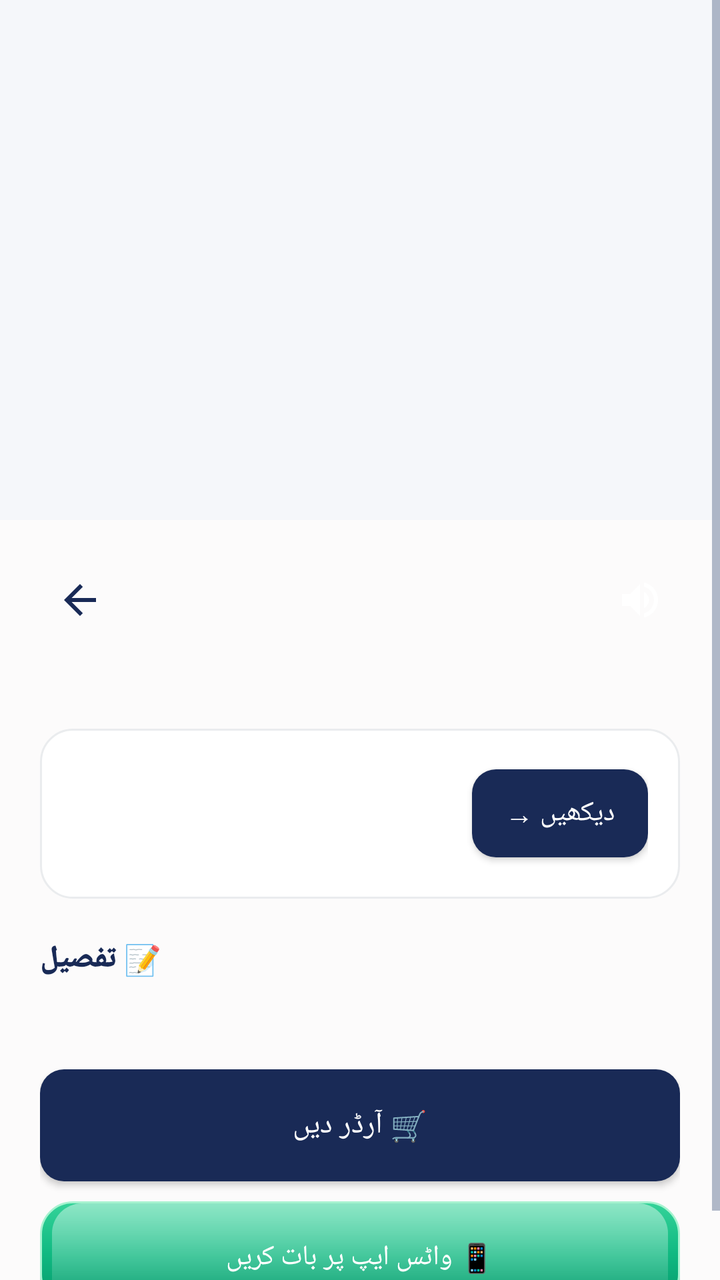
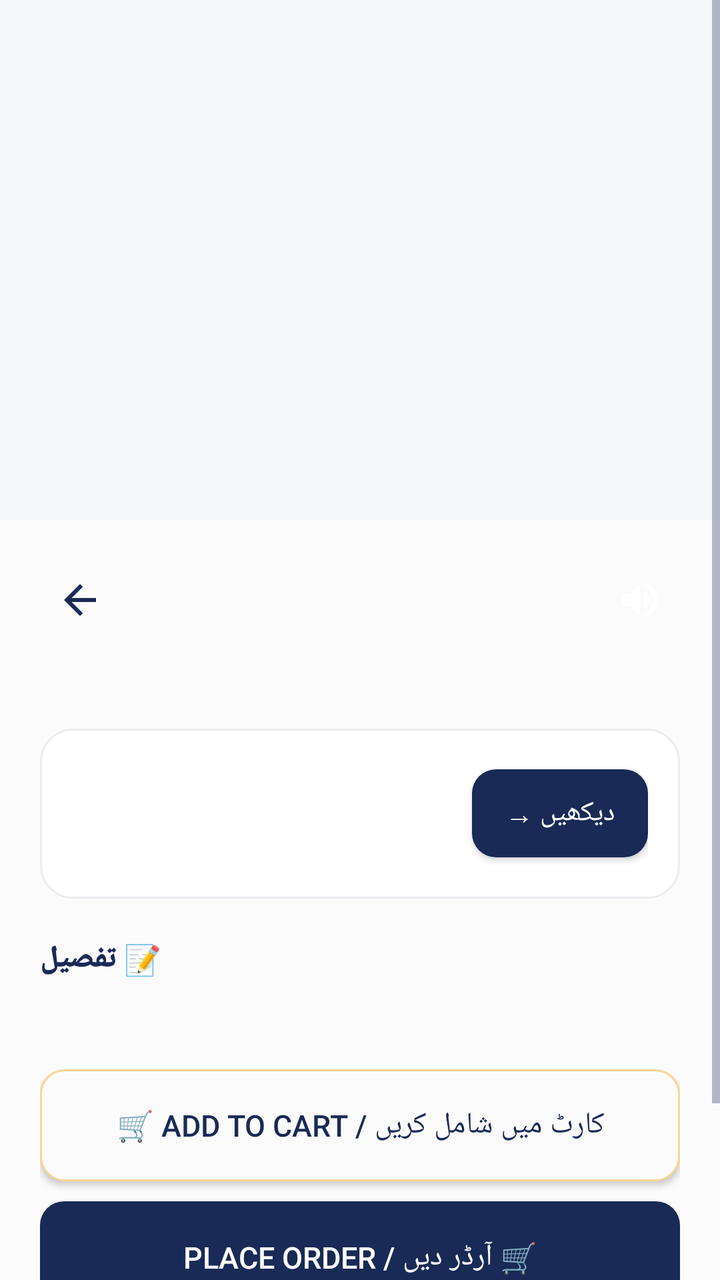

The first picture is an Android layout as it rendered before a commit; the second is the same layout after the commit. The layout source and the unified diff follow.
<!-- AndroidManifest.xml: application theme Theme.SheEmpower -->
<!-- res/layout/activity_product_detail.xml -->
<?xml version="1.0" encoding="utf-8"?>
<ScrollView xmlns:android="http://schemas.android.com/apk/res/android"
    xmlns:app="http://schemas.android.com/apk/res-auto"
    android:layout_width="match_parent"
    android:layout_height="match_parent"
    android:background="@color/background">

    <LinearLayout
        android:layout_width="match_parent"
        android:layout_height="wrap_content"
        android:orientation="vertical">

        <ImageView
            android:id="@+id/ivProduct"
            android:layout_width="match_parent"
            android:layout_height="260dp"
            android:scaleType="centerCrop"
            android:background="@color/gray_light" />

        <LinearLayout
            android:layout_width="match_parent"
            android:layout_height="wrap_content"
            android:orientation="vertical"
            android:padding="20dp">

            <LinearLayout
                android:layout_width="match_parent"
                android:layout_height="wrap_content"
                android:orientation="horizontal"
                android:gravity="center_vertical">

                <ImageButton
                    android:id="@+id/btnBack"
                    android:layout_width="40dp"
                    android:layout_height="40dp"
                    android:layout_marginEnd="8dp"
                    android:background="?attr/selectableItemBackgroundBorderless"
                    android:src="@drawable/ic_arrow_back"
                    app:tint="@color/primary"
                    android:contentDescription="Back" />

                <TextView
                    android:id="@+id/tvProductName"
                    android:layout_width="0dp"
                    android:layout_height="wrap_content"
                    android:layout_weight="1"
                    android:textSize="22sp"
                    android:fontFamily="sans-serif-black"
                    android:textColor="@color/text_primary" />

                <ImageButton
                    android:id="@+id/btnSpeaker"
                    android:layout_width="40dp"
                    android:layout_height="40dp"
                    android:src="@drawable/ic_speaker"
                    android:background="?attr/selectableItemBackgroundBorderless"
                    android:contentDescription="Speaker" />
            </LinearLayout>

            <TextView
                android:id="@+id/tvProductPrice"
                android:layout_width="match_parent"
                android:layout_height="wrap_content"
                android:textSize="18sp"
                android:textColor="@color/primary"
                android:fontFamily="sans-serif-bold"
                android:layout_marginTop="4dp" />

            
            <LinearLayout
                android:layout_width="match_parent"
                android:layout_height="wrap_content"
                android:orientation="horizontal"
                android:background="@drawable/bg_skeu_card"
                android:padding="16dp"
                android:layout_marginTop="16dp"
                android:gravity="center_vertical">

                <LinearLayout
                    android:layout_width="0dp"
                    android:layout_height="wrap_content"
                    android:layout_weight="1"
                    android:orientation="vertical">

                    <TextView
                        android:id="@+id/tvSellerName"
                        android:layout_width="wrap_content"
                        android:layout_height="wrap_content"
                        android:fontFamily="sans-serif-black"
                        android:textColor="@color/text_primary"
                        android:textSize="15sp" />

                    <TextView
                        android:id="@+id/tvSellerMeta"
                        android:layout_width="wrap_content"
                        android:layout_height="wrap_content"
                        android:textColor="@color/text_secondary"
                        android:textSize="12sp" />

                    <TextView
                        android:id="@+id/tvSellerRating"
                        android:layout_width="wrap_content"
                        android:layout_height="wrap_content"
                        android:textColor="@color/star_gold"
                        android:fontFamily="sans-serif-medium"
                        android:textSize="12sp" />
                </LinearLayout>

                <Button
                    android:id="@+id/btnViewSeller"
                    android:layout_width="wrap_content"
                    android:layout_height="44dp"
                    android:text="دیکھیں →"
                    android:fontFamily="sans-serif-medium"
                    android:background="@drawable/bg_skeu_button_primary"
                    android:textColor="#FFFFFF" />
            </LinearLayout>

            <TextView
                android:layout_width="wrap_content"
                android:layout_height="wrap_content"
                android:text="📝 تفصیل"
                android:fontFamily="sans-serif-black"
                android:textSize="15sp"
                android:textColor="@color/text_primary"
                android:layout_marginTop="20dp" />

            <TextView
                android:id="@+id/tvDescription"
                android:layout_width="match_parent"
                android:layout_height="wrap_content"
                android:textColor="@color/text_primary"
                android:textSize="14sp"
                android:layout_marginTop="6dp" />

            <Button
                android:id="@+id/btnPlaceOrder"
                android:layout_width="match_parent"
                android:layout_height="56dp"
                android:text="🛒 آرڈر دیں"
                android:textSize="15sp"
                android:fontFamily="sans-serif-medium"
                android:background="@drawable/bg_skeu_button_primary"
                android:textColor="#FFFFFF"
                android:layout_marginTop="20dp" />

            <Button
                android:id="@+id/btnWhatsApp"
                android:layout_width="match_parent"
                android:layout_height="56dp"
                android:text="📱 واٹس ایپ پر بات کریں"
                android:textSize="14sp"
                android:fontFamily="sans-serif-medium"
                android:background="@drawable/bg_skeu_button_green"
                android:textColor="#FFFFFF"
                android:layout_marginTop="10dp" />

        </LinearLayout>
    </LinearLayout>
</ScrollView>
<!-- resources referenced by this layout -->
<resources>
  <color name="background">#FCFBFB</color>
  <color name="gray_light">#F5F7FA</color>
  <color name="primary">#192A56</color>
  kkkkkkkkk
  <color name="star_gold">#F7D794</color>
  <color name="text_primary">#192A56</color>
  <color name="text_secondary">#6B7A99</color>
  <!-- drawable bg_skeu_button_primary (drawable) -->
  <?xml version="1.0" encoding="utf-8"?>
  <shape xmlns:android="http://schemas.android.com/apk/res/android"
      android:shape="rectangle">
      <solid android:color="@color/midnight_navy" />
      <corners android:radius="12dp" />
  </shape>
  <!-- drawable bg_skeu_card (drawable) -->
  <?xml version="1.0" encoding="utf-8"?>
  <shape xmlns:android="http://schemas.android.com/apk/res/android"
      android:shape="rectangle">
      <solid android:color="@color/white" />
      <corners android:radius="16dp" />
      <stroke android:color="@color/card_border" android:width="1dp" />
  </shape>
  <!-- drawable ic_arrow_back (drawable) -->
  <?xml version="1.0" encoding="utf-8"?>
  <vector xmlns:android="http://schemas.android.com/apk/res/android"
      android:width="24dp"
      android:height="24dp"
      android:viewportWidth="24"
      android:viewportHeight="24">
      <path
          android:fillColor="#FFFFFF"
          android:pathData="M20,11H7.83l5.59-5.59L12,4l-8,8l8,8l1.41-1.41L7.83,13H20v-2z"/>
  </vector>
  <!-- drawable ic_speaker (drawable) -->
  <?xml version="1.0" encoding="utf-8"?>
  <vector xmlns:android="http://schemas.android.com/apk/res/android"
      android:width="24dp"
      android:height="24dp"
      android:viewportWidth="24"
      android:viewportHeight="24">
      <path
          android:fillColor="#FFFFFF"
          android:pathData="M3,9v6h4l5,5V4L7,9H3zm13.5,3c0-1.77-1.02-3.29-2.5-4.03v8.05c1.48-0.73,2.5-2.25,2.5-4.02zM14,3.23v2.06c2.89,0.86,5,3.54,5,6.71s-2.11,5.85-5,6.71v2.06c4.01-0.91,7-4.49,7-8.77s-2.99-7.86-7-8.77z"/>
  </vector>
  <style name="Theme.SheEmpower" parent="Theme.AppCompat.Light.NoActionBar">
          <item name="colorPrimary">@color/primary</item>
          <item name="colorPrimaryDark">@color/primary_dark</item>
          <item name="colorAccent">@color/accent</item>
          <item name="android:windowBackground">@color/background</item>
          <item name="android:colorBackground">@color/background</item>
          <item name="android:textColorPrimary">@color/text_primary</item>
          <item name="android:textColorSecondary">@color/text_secondary</item>
          <item name="android:statusBarColor">@color/primary_dark</item>
      </style>
  <color name="midnight_navy">#192A56</color>
  <color name="white">#FFFFFF</color>
  <color name="card_border">#EAECEE</color>
  <color name="primary_dark">#0F1B3D</color>
  <color name="accent">#F7D794</color>
  <!-- unchanged entries left out for length: 1 -->
</resources>

<!-- the commit's change to res/layout/activity_product_detail.xml (unified diff, before → after) -->
@@ -134,15 +134,26 @@
                 android:layout_marginTop="6dp" />
 
             <Button
+                android:id="@+id/btnAddToCart"
+                android:layout_width="match_parent"
+                android:layout_height="56dp"
+                android:text="🛒 Add to Cart / کارٹ میں شامل کریں"
+                android:textSize="15sp"
+                android:fontFamily="sans-serif-medium"
+                android:background="@drawable/bg_skeu_button_cream"
+                android:textColor="@color/primary"
+                android:layout_marginTop="20dp" />
+
+            <Button
                 android:id="@+id/btnPlaceOrder"
                 android:layout_width="match_parent"
                 android:layout_height="56dp"
-                android:text="🛒 آرڈر دیں"
+                android:text="🛒 آرڈر دیں / Place Order"
                 android:textSize="15sp"
                 android:fontFamily="sans-serif-medium"
                 android:background="@drawable/bg_skeu_button_primary"
                 android:textColor="#FFFFFF"
-                android:layout_marginTop="20dp" />
+                android:layout_marginTop="10dp" />
 
             <Button
                 android:id="@+id/btnWhatsApp"
<!-- resource entries referenced after the edit -->
@@ -7,6 +7,14 @@
   <color name="star_gold">#F7D794</color>
   <color name="text_primary">#192A56</color>
   <color name="text_secondary">#6B7A99</color>
+  <!-- drawable bg_skeu_button_cream (drawable) -->
+  <?xml version="1.0" encoding="utf-8"?>
+  <shape xmlns:android="http://schemas.android.com/apk/res/android"
+      android:shape="rectangle">
+      <solid android:color="@color/pearl_white" />
+      <corners android:radius="12dp" />
+      <stroke android:color="@color/champagne" android:width="1dp" />
+  </shape>
   <!-- drawable bg_skeu_button_primary (drawable) -->
   <?xml version="1.0" encoding="utf-8"?>
   <shape xmlns:android="http://schemas.android.com/apk/res/android"
@@ -54,6 +62,8 @@
           <item name="android:textColorSecondary">@color/text_secondary</item>
           <item name="android:statusBarColor">@color/primary_dark</item>
       </style>
+  <color name="pearl_white">#FCFBFB</color>
+  <color name="champagne">#F7D794</color>
   <color name="midnight_navy">#192A56</color>
   <color name="white">#FFFFFF</color>
   <color name="card_border">#EAECEE</color>
